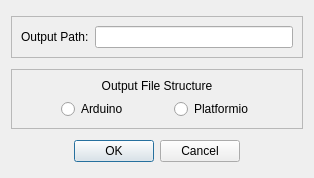
Qt form tools/cli_gen_tool_ui_files/generateCLIDialog.ui (dstroy0/InputHandler) before a commit.
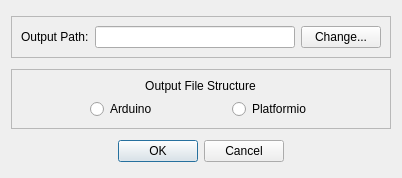
The same form after that commit.

Commit message: generate cli dialog

```diff
--- a/tools/cli_gen_tool_ui_files/generateCLIDialog.ui
+++ b/tools/cli_gen_tool_ui_files/generateCLIDialog.ui
@@ -6,7 +6,7 @@
    <rect>
     <x>0</x>
     <y>0</y>
-    <width>314</width>
+    <width>402</width>
     <height>178</height>
    </rect>
   </property>
@@ -55,6 +55,13 @@
         </property>
        </widget>
       </item>
+      <item>
+       <widget class="QPushButton" name="pushButton">
+        <property name="text">
+         <string>Change...</string>
+        </property>
+       </widget>
+      </item>
      </layout>
     </widget>
    </item>
```
The commit also changes 4 other files.
